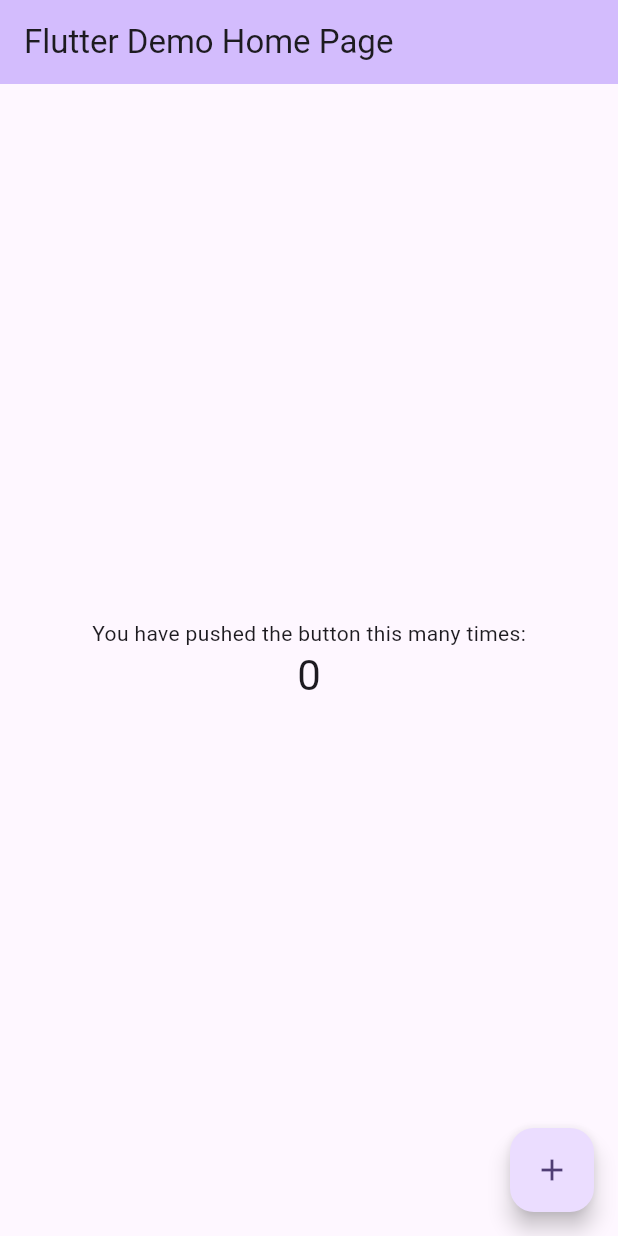
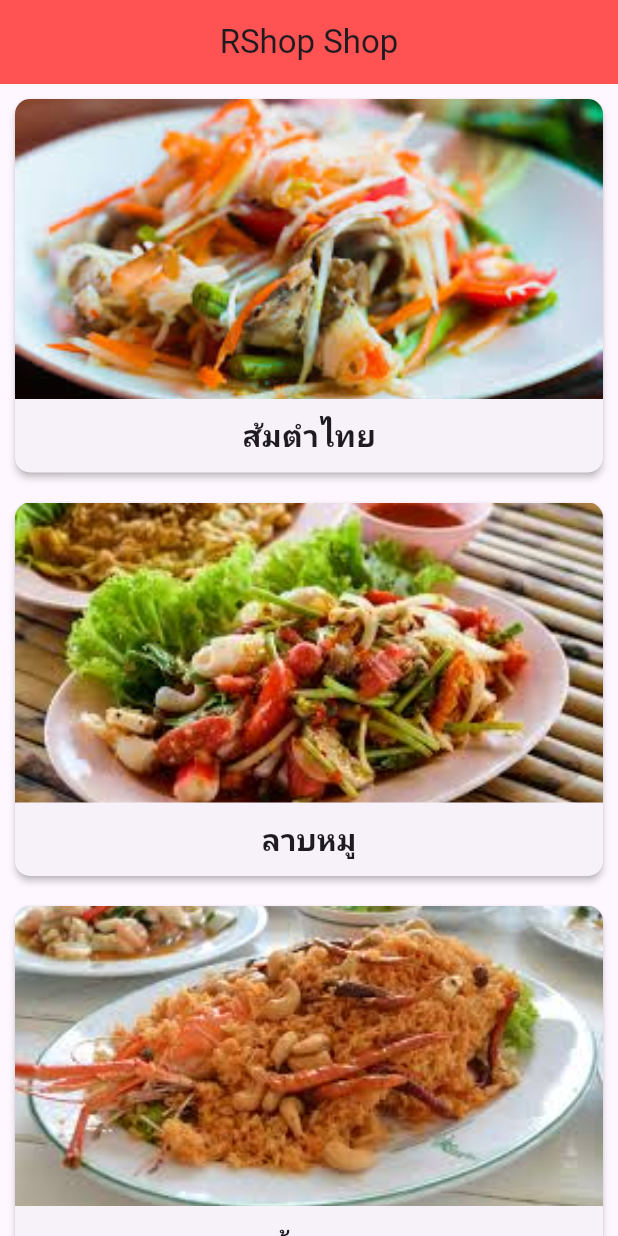
Before and after one commit to chaiyananza/Rshop, a Flutter app: the screen it shows after launch, on a phone screen of 412 x 824 dp. Run offline on Flutter 3.47's test engine with Material 3 defaults, Android fonts, the phone set to English and light mode, and no system bars.

Commit message:
first commit

```diff
--- a/lib/main.dart
+++ b/lib/main.dart
@@ -1,52 +1,30 @@
 import 'package:flutter/material.dart';
+import 'models/Rshop.dart';
+import 'recipe_detail.dart';
 
 void main() {
-  runApp(const MyApp());
+  runApp(const RshopApp());
 }
 
-class MyApp extends StatelessWidget {
-  const MyApp({super.key});
+class RshopApp extends StatelessWidget {
+  const RshopApp({super.key});
 
-  // This widget is the root of your application.
   @override
   Widget build(BuildContext context) {
     return MaterialApp(
-      title: 'Flutter Demo',
       theme: ThemeData(
-        // This is the theme of your application.
-        //
-        // TRY THIS: Try running your application with "flutter run". You'll see
-        // the application has a purple toolbar. Then, without quitting the app,
-        // try changing the seedColor in the colorScheme below to Colors.green
-        // and then invoke "hot reload" (save your changes or press the "hot
-        // reload" button in a Flutter-supported IDE, or press "r" if you used
-        // the command line to start the app).
-        //
-        // Notice that the counter didn't reset back to zero; the application
-        // state is not lost during the reload. To reset the state, use hot
-        // restart instead.
-        //
-        // This works for code too, not just values: Most code changes can be
-        // tested with just a hot reload.
-        colorScheme: ColorScheme.fromSeed(seedColor: Colors.deepPurple),
+        appBarTheme: const AppBarTheme(
+          centerTitle: true,
+          backgroundColor: Colors.redAccent,
+        ),
       ),
-      home: const MyHomePage(title: 'Flutter Demo Home Page'),
+      home: const MyHomePage(title: 'RShop Shop'),
     );
   }
 }
 
 class MyHomePage extends StatefulWidget {
   const MyHomePage({super.key, required this.title});
-
-  // This widget is the home page of your application. It is stateful, meaning
-  // that it has a State object (defined below) that contains fields that affect
-  // how it looks.
-
-  // This class is the configuration for the state. It holds the values (in this
-  // case the title) provided by the parent (in this case the App widget) and
-  // used by the build method of the State. Fields in a Widget subclass are
-  // always marked "final".
-
   final String title;
 
   @override
@@ -54,69 +32,65 @@ class MyHomePage extends StatefulWidget {
 }
 
 class _MyHomePageState extends State<MyHomePage> {
-  int _counter = 0;
+  @override
+  Widget build(BuildContext context) {
+    return Scaffold(
+      appBar: AppBar(title: Text(widget.title)),
+      body: SafeArea(
+        child: ListView.builder(
+          itemCount: RShop.samples.length,
+          itemBuilder: (BuildContext context, int index) {
+            final RShop currentRshop = RShop.samples[index];
 
-  void _incrementCounter() {
-    setState(() {
-      // This call to setState tells the Flutter framework that something has
-      // changed in this State, which causes it to rerun the build method below
-      // so that the display can reflect the updated values. If we changed
-      // _counter without calling setState(), then the build method would not be
-      // called again, and so nothing would appear to happen.
-      _counter++;
-    });
+            return GestureDetector(
+              onTap: () {
+                Navigator.push(
+                  context,
+                  MaterialPageRoute(
+                    builder: (context) {
+                      return RecipeDetail(recipe: currentRshop);
+                    },
+                  ),
+                );
+              },
+              child: buildRshopCard(currentRshop),
+            );
+          },
+        ),
+      ),
+    );
   }
 
-  @override
-  Widget build(BuildContext context) {
-    // This method is rerun every time setState is called, for instance as done
-    // by the _incrementCounter method above.
-    //
-    // The Flutter framework has been optimized to make rerunning build methods
-    // fast, so that you can just rebuild anything that needs updating rather
-    // than having to individually change instances of widgets.
-    return Scaffold(
-      appBar: AppBar(
-        // TRY THIS: Try changing the color here to a specific color (to
-        // Colors.amber, perhaps?) and trigger a hot reload to see the AppBar
-        // change color while the other colors stay the same.
-        backgroundColor: Theme.of(context).colorScheme.inversePrimary,
-        // Here we take the value from the MyHomePage object that was created by
-        // the App.build method, and use it to set our appbar title.
-        title: Text(widget.title),
+  Widget buildRshopCard(RShop rshop) {
+    return Card(
+      elevation: 2.0,
+      shape: RoundedRectangleBorder(borderRadius: BorderRadius.circular(10.0)),
+      margin: const EdgeInsets.all(10.0),
+      child: Column(
+        children: <Widget>[
+          ClipRRect(
+            borderRadius: const BorderRadius.vertical(
+              top: Radius.circular(10.0),
+            ),
+            child: Image(
+              image: AssetImage(rshop.imageUrl),
+              fit: BoxFit.cover,
+              height: 200,
+              width: double.infinity,
+            ),
+          ),
+          Padding(
+            padding: const EdgeInsets.all(10.0),
+            child: Text(
+              rshop.imgLabel,
+              style: const TextStyle(
+                fontSize: 20.0,
+                fontWeight: FontWeight.w700,
+              ),
+            ),
+          ),
+        ],
       ),
-      body: Center(
-        // Center is a layout widget. It takes a single child and positions it
-        // in the middle of the parent.
-        child: Column(
-          // Column is also a layout widget. It takes a list of children and
-          // arranges them vertically. By default, it sizes itself to fit its
-          // children horizontally, and tries to be as tall as its parent.
-          //
-          // Column has various properties to control how it sizes itself and
-          // how it positions its children. Here we use mainAxisAlignment to
-          // center the children vertically; the main axis here is the vertical
-          // axis because Columns are vertical (the cross axis would be
-          // horizontal).
-          //
-          // TRY THIS: Invoke "debug painting" (choose the "Toggle Debug Paint"
-          // action in the IDE, or press "p" in the console), to see the
-          // wireframe for each widget.
-          mainAxisAlignment: MainAxisAlignment.center,
-          children: <Widget>[
-            const Text('You have pushed the button this many times:'),
-            Text(
-              '$_counter',
-              style: Theme.of(context).textTheme.headlineMedium,
-            ),
-          ],
-        ),
-      ),
-      floatingActionButton: FloatingActionButton(
-        onPressed: _incrementCounter,
-        tooltip: 'Increment',
-        child: const Icon(Icons.add),
-      ), // This trailing comma makes auto-formatting nicer for build methods.
     );
   }
 }
--- /dev/null
+++ b/lib/models/Rshop.dart
@@ -0,0 +1,37 @@
+import 'ingredient.dart';
+
+class RShop {
+  String imgLabel;
+  String imageUrl;
+  String description;
+  List<Ingredient> ingredients;
+
+  // อัปเดต Constructor ให้รับ ingredients
+  RShop(this.imageUrl, this.imgLabel, this.description, this.ingredients);
+
+  static List<RShop> samples =
+  [
+    RShop(
+      'assets/images/r01.jpg',
+      'ส้มตำไทย',
+      'ส้มตำรสแซ่บ กลมกล่อม เปรี้ยว หวาน เผ็ดลงตัว',
+      // เพิ่มรายการส่วนผสมสำหรับเมนูนี้
+      [
+        Ingredient(name: 'มะละกอ', quantity: 1, unit: 'ลูก'),
+        Ingredient(name: 'น้ำปลา', quantity: 3, unit: 'ช้อนโต๊ะ'),
+        Ingredient(name: 'พริก', quantity: 3, unit: 'เม็ด'),
+      ]
+    ),
+    // ... อัปเดต R02, R03, R04 ให้มีรายการส่วนผสมเหมือนกัน ...
+    RShop('assets/images/r02.jpg', 'ลาบหมู', 'ลาบหมูรสจัดจ้าน...', [
+      Ingredient(name: 'หมู', quantity: 1, unit: 'โล'),
+        Ingredient(name: 'น้ำปลา', quantity: 3, unit: 'ช้อนโต๊ะ'),
+        Ingredient(name: 'พริก', quantity: 3, unit: 'เม็ด'),
+        Ingredient(name: 'มะนาว', quantity: 2, unit: 'ลูก'),
+        Ingredient(name: 'ข้าวคั่ว', quantity: 1, unit: 'ช้อนโต๊ะ'),
+    ]),
+    RShop('assets/images/r03.jpg', 'กุ้งเผา', 'กุ้งแม่น้ำตัวใหญ่...', []),
+    RShop('assets/images/r04.jpg', 'แกงเขียวหวาน', 'แกงเขียวหวานไก่...', []),
+  ];
+
+}
--- /dev/null
+++ b/lib/models/ingredient.dart
@@ -0,0 +1,8 @@
+class Ingredient {
+  String name; // Name of the ingredient [cite: 233]
+  int quantity; // Quantity of the ingredient [cite: 233]
+  String unit; // Unit of measurement [cite: 233, 234]
+
+  // Constructor [cite: 235, 236]
+  Ingredient({required this.name, required this.quantity, required this.unit});
+}
--- a/pubspec.yaml
+++ b/pubspec.yaml
@@ -58,9 +58,9 @@ flutter:
   uses-material-design: true
 
   # To add assets to your application, add an assets section, like this:
-  # assets:
-  #   - images/a_dot_burr.jpeg
-  #   - images/a_dot_ham.jpeg
+  assets:
+    - assets/images/
+
 
   # An image asset can refer to one or more resolution-specific "variants", see
   # https://flutter.dev/to/resolution-aware-images
```
Also changed, not shown: lib/recipe_detail.dart (added, +134 -0 lines), assets/images/r01.jpg (added), assets/images/r02.jpg (added), assets/images/r03.jpg (added), assets/images/r04.jpg (added), 2 other files.
